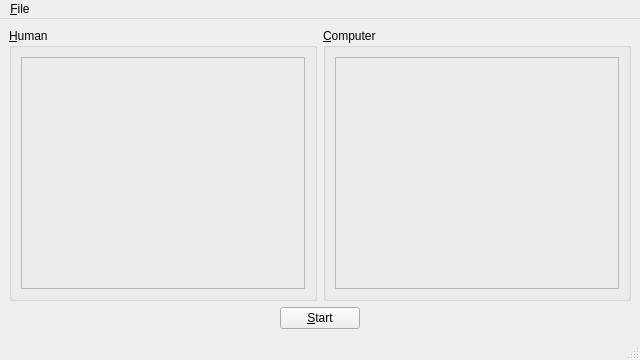
wedesoft/battleship-qt4, file gamewindow.ui: the form before one commit.
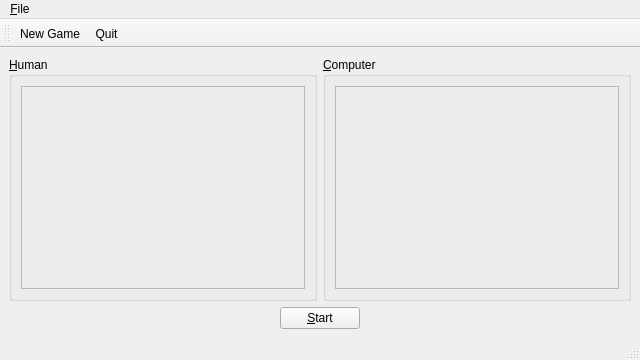
The form after the commit. Icons and pictures are not drawn.

Commit message: Added some icons and a toolbar

Diff of the .ui file:
```diff
--- a/gamewindow.ui
+++ b/gamewindow.ui
@@ -152,6 +152,19 @@
    <addaction name="menu_File"/>
   </widget>
   <widget class="QStatusBar" name="statusbar"/>
+  <widget class="QToolBar" name="toolBar">
+   <property name="windowTitle">
+    <string>toolBar</string>
+   </property>
+   <attribute name="toolBarArea">
+    <enum>TopToolBarArea</enum>
+   </attribute>
+   <attribute name="toolBarBreak">
+    <bool>false</bool>
+   </attribute>
+   <addaction name="actionNewGame"/>
+   <addaction name="actionQuit"/>
+  </widget>
   <action name="actionNewGame">
    <property name="text">
     <string>&amp;New Game</string>
```
Left out of the diff: 16 changed lines with no effect on the pictures. The commit also changes 4 other files.
